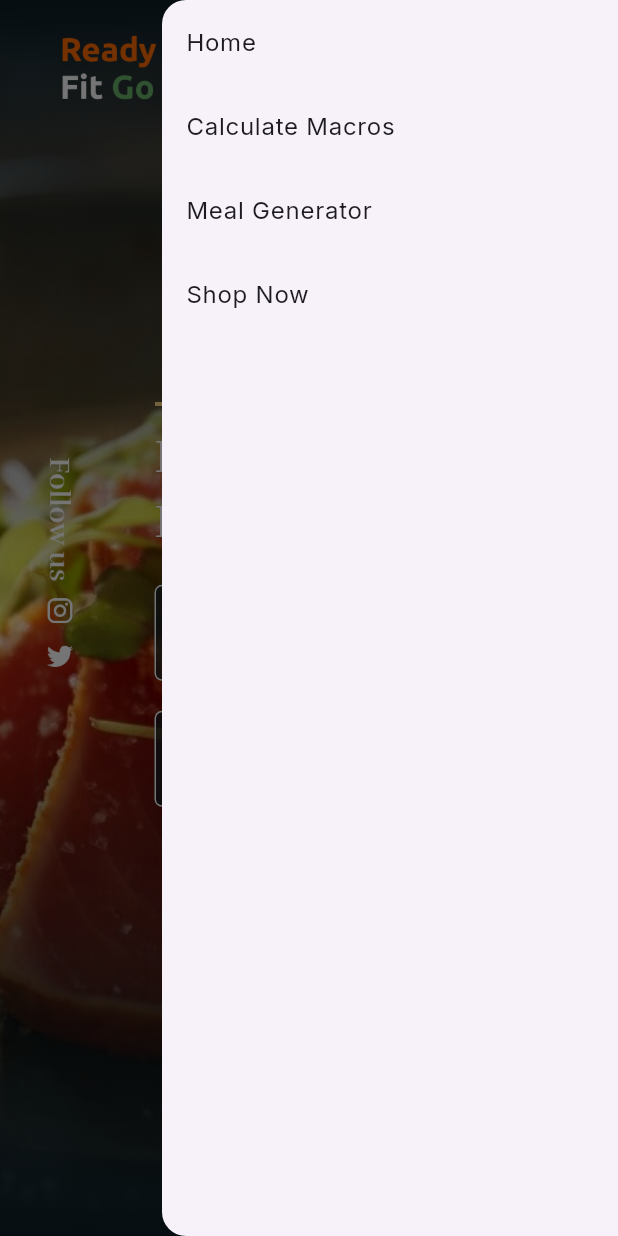
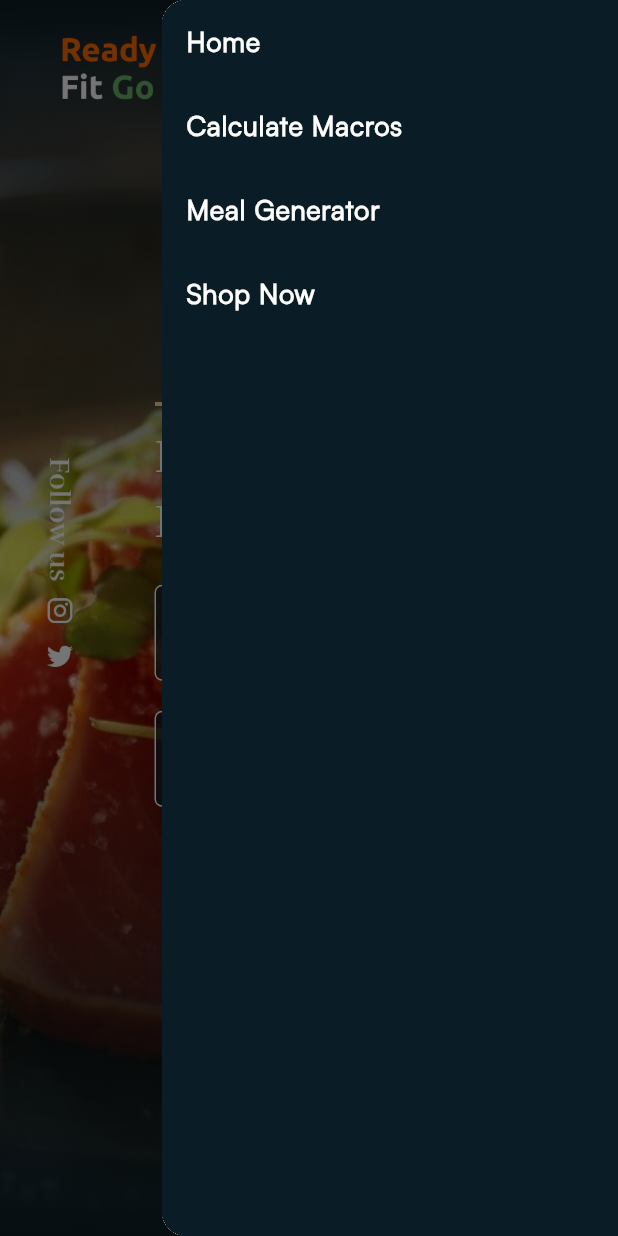
Before and after one commit to akorra24/readyfitgo-fork, a Flutter app: the screen it shows after launch, with the side drawer open, on a phone screen of 412 x 824 dp. Run offline on Flutter 3.47's test engine with Material 3 defaults, Android fonts, the phone set to English and light mode, and no system bars; missing offline and left inert: dart:html.

Commit message:
style mobile nav

```diff
--- a/Flutter/website/lib/pages/home_page.dart
+++ b/Flutter/website/lib/pages/home_page.dart
@@ -121,16 +121,32 @@ class HomePage extends StatelessWidget {
     return Scaffold(
       key: _scaffoldKey,
       endDrawer: Drawer(
+        child: Container(
+          color: const Color(0xFF0A1D26), // Dark blue background color
           child: ListView(
             children: [
               ListTile(
-              title: const Text('Home'),
+                title: const Text(
+                  'Home',
+                  style: TextStyle(
+                      fontFamily: 'Satoshi',
+                      fontWeight: FontWeight.bold,
+                      color: Colors.white,
+                      fontSize: 18),
+                ),
                 onTap: () {
                   Navigator.pop(context);
                 },
               ),
               ListTile(
-              title: const Text('Calculate Macros'),
+                title: const Text(
+                  'Calculate Macros',
+                  style: TextStyle(
+                      fontFamily: 'Satoshi',
+                      fontWeight: FontWeight.bold,
+                      color: Colors.white,
+                      fontSize: 18),
+                ),
                 onTap: () {
                   Navigator.pop(context);
                   Navigator.push(
@@ -141,7 +157,14 @@ class HomePage extends StatelessWidget {
                 },
               ),
               ListTile(
-              title: const Text('Meal Generator'),
+                title: const Text(
+                  'Meal Generator',
+                  style: TextStyle(
+                      fontFamily: 'Satoshi',
+                      fontWeight: FontWeight.bold,
+                      color: Colors.white,
+                      fontSize: 18),
+                ),
                 onTap: () {
                   Navigator.pop(context);
                   Navigator.push(
@@ -151,12 +174,20 @@ class HomePage extends StatelessWidget {
                 },
               ),
               ListTile(
-              title: const Text('Shop Now'),
+                title: const Text(
+                  'Shop Now',
+                  style: TextStyle(
+                      fontFamily: 'Satoshi',
+                      fontWeight: FontWeight.bold,
+                      color: Colors.white,
+                      fontSize: 18),
+                ),
                 onTap: () {
                   html.window.open('https://readyfitgo.com/shop', '_blank');
                 },
               ),
             ],
+          ),
         ),
       ),
       body: SingleChildScrollView(
```
Also changed, not shown: Flutter/website/lib/pages/macro_calculator_page.dart (+35 -4 lines), Flutter/website/lib/pages/meal_generator_page.dart (+39 -6 lines). Lines whose indentation alone changed are shown as unchanged.
